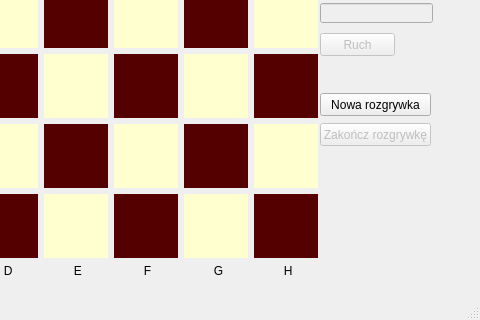
First picture: the form in mainwindow.ui, repository mkmiecik1006/Szachy, before the edit; both pictures show x 280 to 760 and y 354 to 674 of the 760 by 674 pixel window.
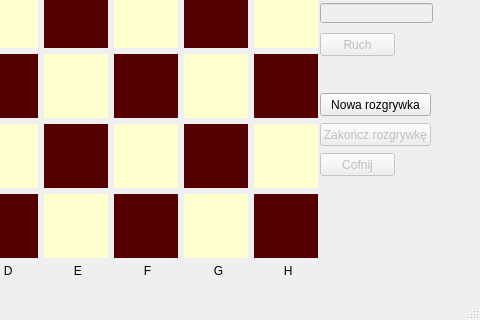
Second picture: the form after the edit. Icons and pictures are not drawn.

What changed in the file:
```diff
--- a/mainwindow.ui
+++ b/mainwindow.ui
@@ -2635,6 +2635,22 @@
      <string>Kolej: </string>
     </property>
    </widget>
+   <widget class="QPushButton" name="btnCofnij">
+    <property name="enabled">
+     <bool>false</bool>
+    </property>
+    <property name="geometry">
+     <rect>
+      <x>600</x>
+      <y>490</y>
+      <width>75</width>
+      <height>23</height>
+     </rect>
+    </property>
+    <property name="text">
+     <string>Cofnij</string>
+    </property>
+   </widget>
   </widget>
   <widget class="QMenuBar" name="menuBar">
    <property name="geometry">
```
